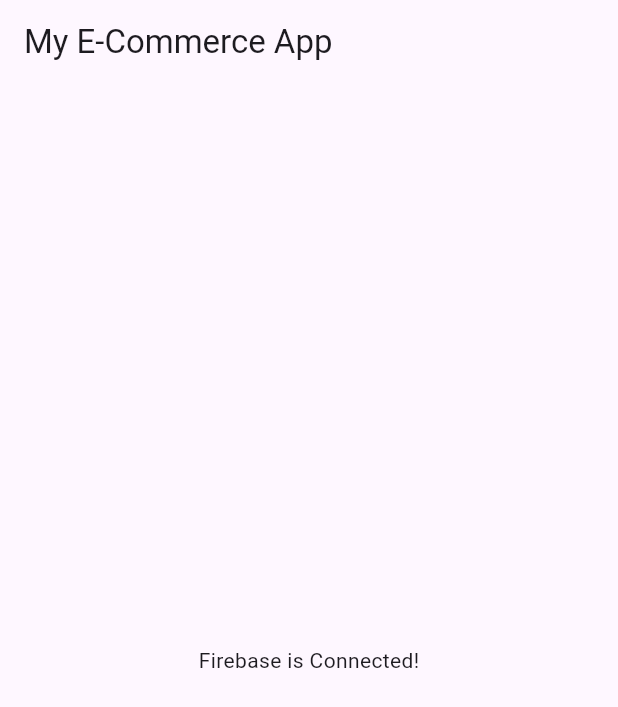
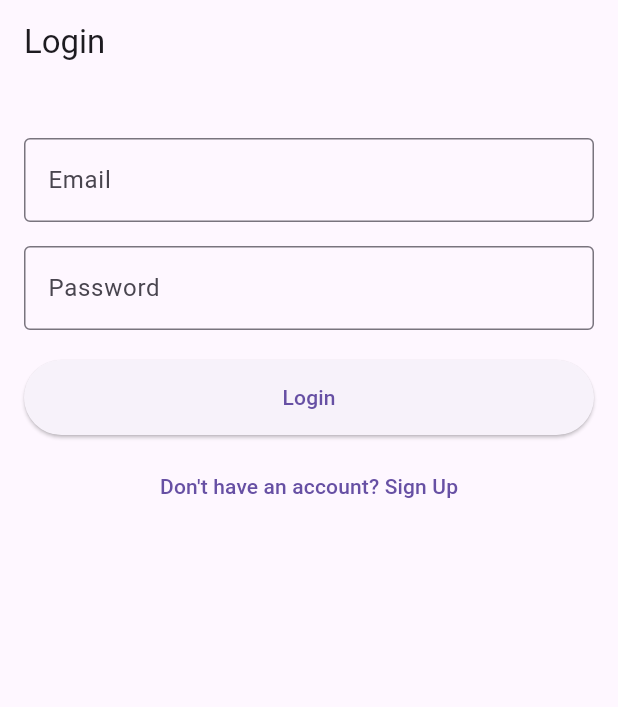
Before and after one commit to miguel101597/ecommerce-app, a Flutter app: the screen it shows after launch, on a phone screen of 412 x 824 dp. Shown: the top 707 px of the screen. Run offline on Flutter 3.47's test engine with Material 3 defaults, Android fonts, the phone set to English and light mode, and no system bars; our stand-ins replace firebase_core, flutter_native_splash; accounts and stored records are empty.

Commit message:
Add Login SignUp

```diff
--- a/lib/main.dart
+++ b/lib/main.dart
@@ -1,8 +1,9 @@
 import 'package:flutter/material.dart';
 import 'package:firebase_core/firebase_core.dart';
 import 'firebase_options.dart';
+import 'package:flutter_native_splash/flutter_native_splash.dart';
 
-import 'package:flutter_native_splash/flutter_native_splash.dart';
+import 'package:ecommerce_app/screens/login_screen.dart';
 
 void main() async {
   WidgetsBinding widgetsBinding =  WidgetsFlutterBinding.ensureInitialized();
@@ -29,14 +30,7 @@ class MyApp extends StatelessWidget {
       theme: ThemeData(
         primarySwatch: Colors.deepPurple,
       ),
-      home: Scaffold(
-        appBar: AppBar(
-          title: Text('My E-Commerce App'),
-        ),
-        body: Center(
-          child: Text('Firebase is Connected!')
-        ),
-      ),
+      home: const LoginScreen(),
     );
   }
 }
--- /dev/null
+++ b/lib/screens/login_screen.dart
@@ -0,0 +1,138 @@
+import 'package:ecommerce_app/screens/signup_screen.dart';
+import 'package:flutter/material.dart';
+
+// 1. Create a StatefulWidget
+class LoginScreen extends StatefulWidget {
+  const LoginScreen({super.key});
+
+  @override
+  State<LoginScreen> createState() => _LoginScreenState();
+}
+
+// 2. This is the State class
+class _LoginScreenState extends State<LoginScreen> {
+
+  // 3. Create a GlobalKey for the Form
+  final _formKey = GlobalKey<FormState>();
+
+  // 4. Create TextEditingControllers
+  final TextEditingController _emailController = TextEditingController();
+  final TextEditingController _passwordController = TextEditingController();
+
+  // 5. Clean up controllers when the widget is removed
+  @override
+  void dispose() {
+    _emailController.dispose();
+    _passwordController.dispose();
+    super.dispose();
+  }
+
+  @override
+  Widget build(BuildContext context) {
+    // 1. A Scaffold provides the basic screen structure
+    return Scaffold(
+      appBar: AppBar(
+        title: const Text('Login'),
+      ),
+      // 2. SingleChildScrollView prevents the keyboard from
+      //    causing a "pixel overflow" error
+      body: SingleChildScrollView(
+        child: Padding(
+          // 3. Add padding around the form
+          padding: const EdgeInsets.all(16.0),
+          // 4. The Form widget acts as a container for our fields
+          child: Form(
+            key: _formKey, // 5. Assign our key to the Form
+            // 6. A Column arranges its children vertically
+            child: Column(
+              // 7. Center the contents of the column
+              mainAxisAlignment: MainAxisAlignment.center,
+              children: [
+                const SizedBox(height: 20),
+
+                // 2. The Email Text Field
+                TextFormField(
+                  controller: _emailController,
+                  // 3. Link the controller
+                  decoration: const InputDecoration(
+                    labelText: 'Email',
+                    border: OutlineInputBorder(), // 4. Nice border
+                  ),
+                  keyboardType: TextInputType.emailAddress,
+                  // 5. Show '@' on keyboard
+                  // 6. Validator function
+                  validator: (value) {
+                    if (value == null || value.isEmpty) {
+                      return 'Please enter your email';
+                    }
+                    if (!value.contains('@')) {
+                      return 'Please enter a valid email';
+                    }
+                    return null; // 'null' means the input is valid
+                  },
+                ),
+
+                const SizedBox(height: 16),
+
+                TextFormField(
+                  controller: _passwordController, // 9. Link the controller
+                  obscureText: true, // 10. This hides the password
+                  decoration: const InputDecoration(
+                    labelText: 'Password',
+                    border: OutlineInputBorder(),
+                  ),
+                  // 11. Validator function
+                  validator: (value) {
+                    if (value == null || value.isEmpty) {
+                      return 'Please enter your password';
+                    }
+                    if (value.length < 6) {
+                      return 'Password must be at least 6 characters';
+                    }
+                    return null;
+                  },
+                ),
+
+                const SizedBox(height: 20),
+
+                ElevatedButton(
+                  style: ElevatedButton.styleFrom(
+                    minimumSize: const Size.fromHeight(50), // 3. Make it wide
+                  ),
+                  // 4. onPressed is the click handler
+                  onPressed: () {
+                    // 5. This checks all validators
+                    if (_formKey.currentState!.validate()) {
+                      // Logic for login will go here in the next module
+                      print('Email: ${_emailController.text}');
+                      print('Password: ${_passwordController.text}');
+
+                    }
+                  },
+                  child: const Text('Login'),
+                ),
+
+                // 6. A spacer
+                const SizedBox(height: 10),
+
+                // 7. The "Sign Up" toggle button
+                TextButton(
+                  onPressed: () {
+                    // 8. Navigate to the Sign Up screen
+                    Navigator.of(context).pushReplacement(
+                      MaterialPageRoute(
+                        builder: (context) => const SignUpScreen(),
+                      ),
+                    );
+                  },
+                  child: const Text("Don't have an account? Sign Up"),
+                ),
+
+              ],
+            ),
+          ),
+        ),
+      ),
+    );
+  }
+}
```
Also changed, not shown: lib/screens/signup_screen.dart (added, +137 -0 lines).
